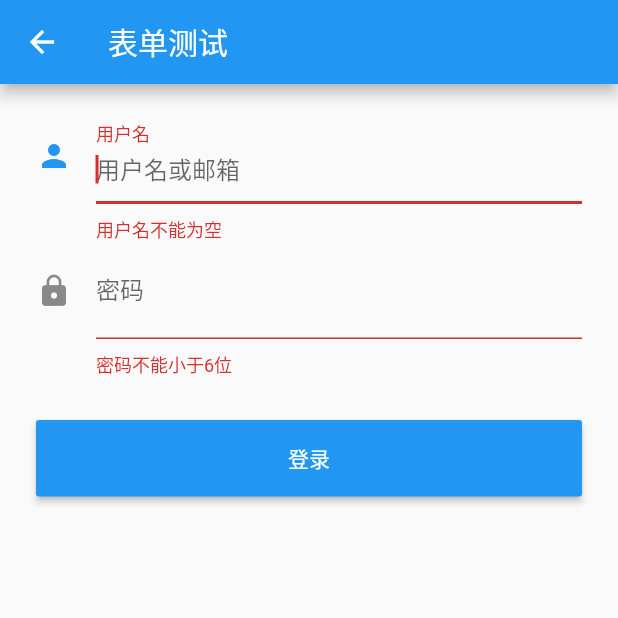
After one commit to XiaoLongTX/flutter_sample, a Flutter app: the screen it shows after launch, after a tap on "form验证", on a phone screen of 412 x 824 dp, the top half of it. The commit adds this screen. Run offline on Flutter 3.47's test engine with Material 2 defaults, Android fonts, the phone set to English and light mode, and no system bars.

Commit message:
add new feature

```diff
--- a/lib/main.dart
+++ b/lib/main.dart
@@ -1,4 +1,5 @@
 import 'package:flutter/material.dart';
+import 'package:flutter_sample/call_snackbar.dart';
 import 'package:flutter_sample/image_sample.dart';
 import 'package:flutter_sample/iphone_theme.dart';
 import 'package:flutter_sample/new_router.dart';
@@ -8,10 +9,9 @@ import 'package:flutter_sample/switch_checkbox_sample.dart';
 import 'package:flutter_sample/tapbox/tapbox_a.dart';
 import 'package:flutter_sample/tapbox/tapbox_b.dart';
 import 'package:flutter_sample/tapbox/tapbox_c.dart';
-import 'package:flutter_sample/text_field_sample.dart';
+import 'package:flutter_sample/textfield/text_field_sample.dart';
 import 'package:flutter_sample/text_sample.dart';
-
-import 'call_snackbar.dart';
+import 'package:flutter_sample/textfield/textfield_form.dart';
 
 void main() => runApp(MyApp());
 
@@ -176,6 +176,28 @@ class MainPage extends StatelessWidget {
                 style: TextStyle(fontSize: 18, color: Colors.teal),
               ),
             ),
+            FlatButton(
+              onPressed: () {
+                Navigator.push(context, MaterialPageRoute(builder: (context) {
+                  return TextFieldSample2();
+                }));
+              },
+              child: Text(
+                '焦点控制',
+                style: TextStyle(fontSize: 18, color: Colors.teal),
+              ),
+            ),
+            FlatButton(
+              onPressed: () {
+                Navigator.push(context, MaterialPageRoute(builder: (context) {
+                  return TextFieldForm();
+                }));
+              },
+              child: Text(
+                'form验证',
+                style: TextStyle(fontSize: 18, color: Colors.teal),
+              ),
+            ),
           ],
         ),
       ),
--- /dev/null
+++ b/lib/textfield/textfield_form.dart
@@ -0,0 +1,100 @@
+import 'package:flutter/material.dart';
+
+class TextFieldForm extends StatelessWidget {
+  @override
+  Widget build(BuildContext context) {
+    return Scaffold(
+      body: _FormTestRoute(),
+    );
+  }
+}
+
+class _FormTestRoute extends StatefulWidget {
+  @override
+  State<StatefulWidget> createState() {
+    return _FormTestRouteState();
+  }
+}
+
+class _FormTestRouteState extends State<_FormTestRoute> {
+  TextEditingController _unameController = new TextEditingController();
+  TextEditingController _pwdController = new TextEditingController();
+  GlobalKey _formKey = new GlobalKey<FormState>();
+
+  @override
+  Widget build(BuildContext context) {
+    return Scaffold(
+      appBar: AppBar(
+        title: Text('表单测试'),
+      ),
+      body: Padding(
+        padding: const EdgeInsets.symmetric(
+          vertical: 16,
+          horizontal: 24,
+        ),
+        child: Form(
+          key: _formKey, //设置globalkey，用于后面获取formstate
+          autovalidate: true, //开启自动验证
+          child: Column(
+            children: <Widget>[
+              TextFormField(
+                autofocus: true,
+                controller: _unameController,
+                decoration: InputDecoration(
+                  labelText: '用户名',
+                  hintText: '用户名或邮箱',
+                  icon: Icon(Icons.person),
+                ),
+                validator: (v) {
+                  return v.trim().length > 0 ? null : "用户名不能为空";
+                },
+              ),
+              TextFormField(
+                controller: _pwdController,
+                decoration: InputDecoration(
+                  labelText: '密码',
+                  hintText: '您的登录密码',
+                  icon: Icon(Icons.lock),
+                ),
+                obscureText: true,
+                validator: (v) {
+                  return v.trim().length > 5 ? null : '密码不能小于6位';
+                },
+              ),
+              Padding(
+                padding: const EdgeInsets.only(top: 28),
+                child: Row(
+                  children: <Widget>[
+                    Expanded(
+                        child: RaisedButton(
+                      padding: EdgeInsets.all(15),
+                      child: Text('登录'),
+                      color: Theme.of(context).primaryColor,
+                      textColor: Colors.white,
+                      onPressed: () {
+                        //在这里不能通过此方式获取FormState，context不对
+                        //print(Form.of(context));
+
+                        // 通过_formKey.currentState 获取FormState后，
+                        // 调用validate()方法校验用户名密码是否合法，校验
+                        // 通过后再提交数据。
+                        Scaffold.of(context).showSnackBar(
+                          SnackBar(
+                            content: Text(
+                                (_formKey.currentState as FormState).validate()
+                                    ? '验证通过'
+                                    : '验证失败'),
+                          ),
+                        );
+                      },
+                    )),
+                  ],
+                ),
+              ),
+            ],
+          ),
+        ),
+      ),
+    );
+  }
+}
```
Also changed, not shown: lib/textfield/text_field_sample.dart (renamed from lib/text_field_sample.dart, +43 -12 lines).
